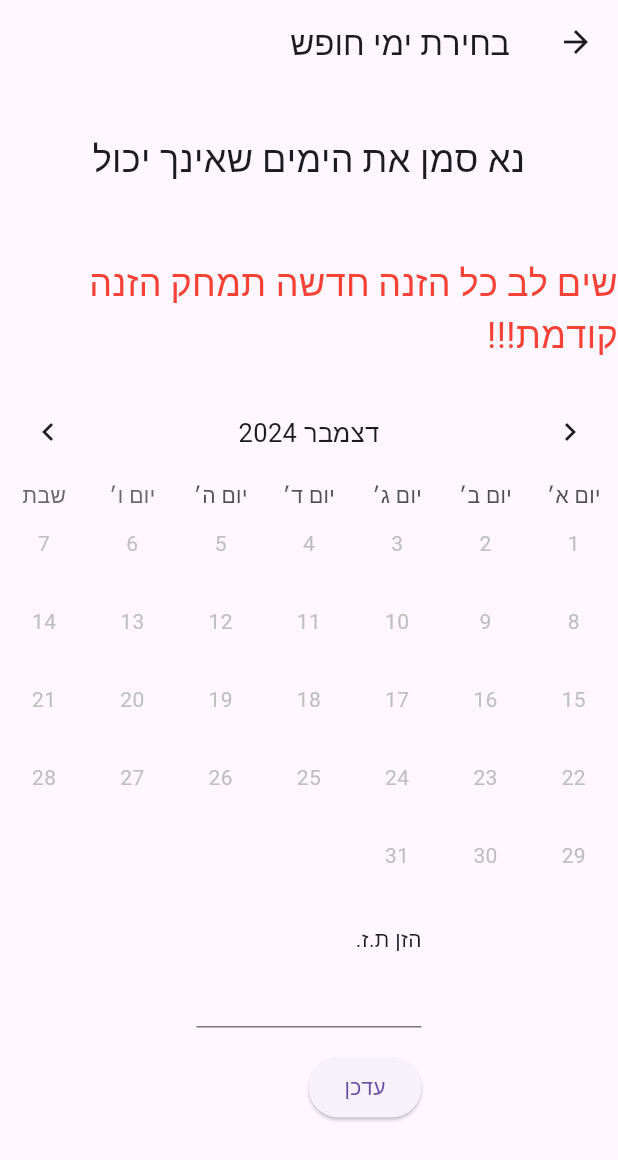
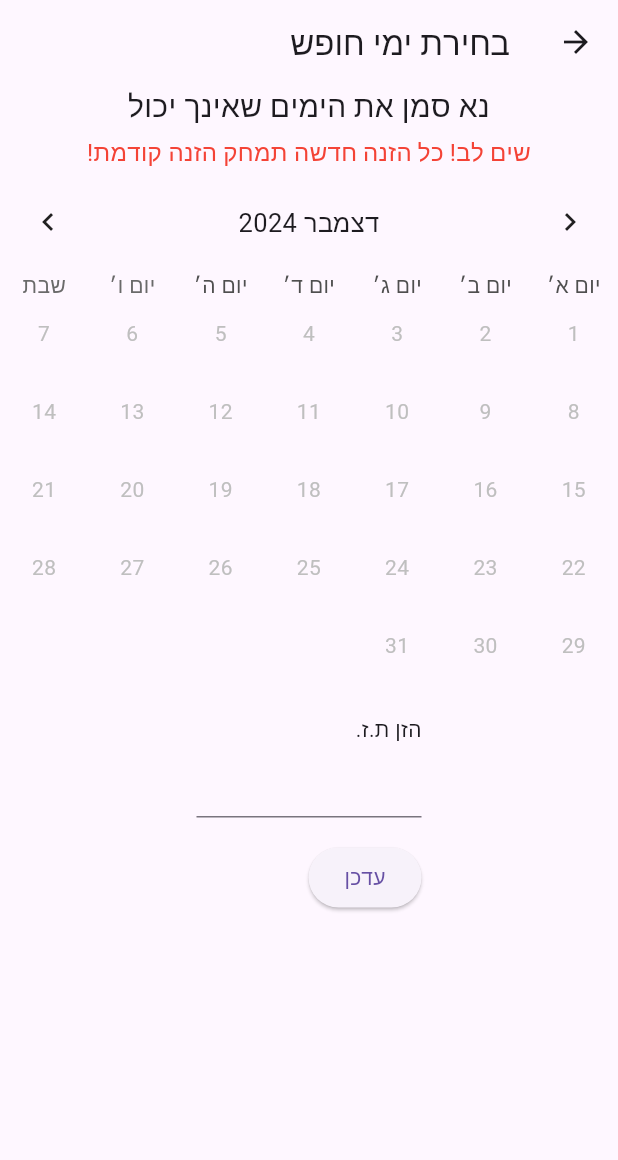
Before and after one commit to haggaibb/sairot_shifts, a Flutter app: the screen it shows after launch, in the side drawer, after a tap on an icon or button, on a phone screen of 412 x 824 dp. Shown: the top 1160 px of the screen. Run offline on Flutter 3.47's test engine with Material 3 defaults, Android fonts, the light colour scheme and no system bars; drawn by our look-alikes of table_calendar; our stand-ins replace cloud_firestore, csv, firebase_core, get, multi_select_flutter, screenshot; missing offline and left inert: dart:js_interop, file_saver, linked_scroll_controller; accounts and stored records are empty; network calls fail; statements that could not run were skipped.

Commit message:
dev-1.0.4
--- added warning remark to Days off
--- added request approvals report

dev-1.0.3

-- added Remove Instructor

dev-1.0.2

--- fix exchange approval - still can be better
--- added create new event
--- added run shift builder

dev-1.0.1

-- added takeDays in ExchangeCard

dev-1.0.0

-- fixed exchange - swap - multaplie take days

working with new report page

```diff
--- a/lib/pref_date_picker.dart
+++ b/lib/pref_date_picker.dart
@@ -146,21 +146,21 @@ class _PrefDatePickerState extends State<PrefDatePicker> {
                 //mainAxisAlignment: MainAxisAlignment.center,
                 children: <Widget>[
                   const SizedBox(
-                    height: 100,
+                    height: 30,
                     child: Center(
                         child: Text(
                       'נא סמן את הימים שאינך יכול',
-                      style: TextStyle(fontSize: 24),
+                      style: TextStyle(fontSize: 20),
                     )),
                   ),
                   const SizedBox(
-                    height: 100,
+                    height: 30,
                     child: Center(
                         child: Text(
-                          'שים לב כל הזנה חדשה תמחק הזנה קודמת!!!',
-                          style: TextStyle(fontSize: 24, color: Colors.red),
+                          'שים לב! כל הזנה חדשה תמחק הזנה קודמת!',
+                          style: TextStyle(fontSize: 16, color: Colors.red),
                         )),
-                  ), //Title
+                  ),//Title
                   TableCalendar(
                     locale: 'he_HE',
                     weekendDays: const [DateTime.friday, DateTime.saturday],
```
